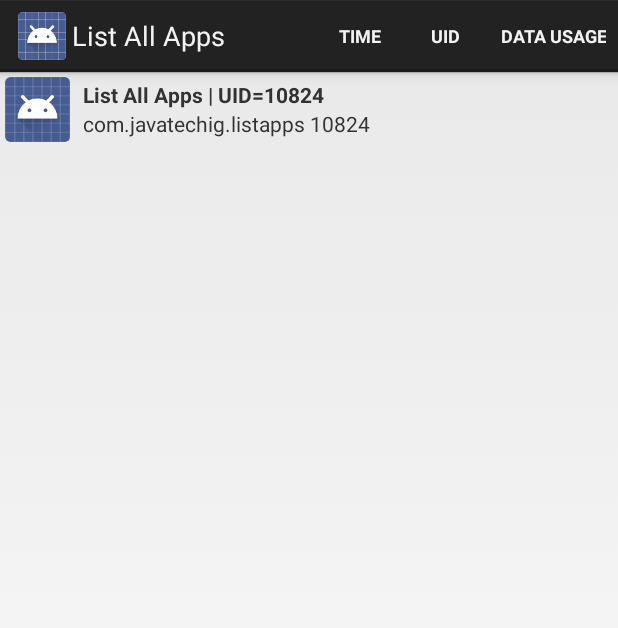
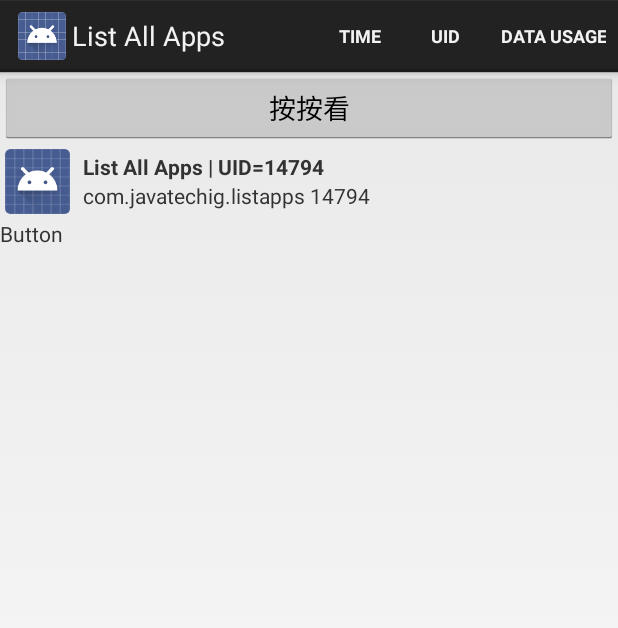
Before and after one commit to YiChiaTsai/cht-sdp-client, an Android app: the screen it shows after launch (AllAppsActivity), on a phone screen of 412 x 824 dp. Shown: the top 628 px of the screen. Run offline under Robolectric (Android 15) with nearby library versions, the phone set to English and light mode, and no system bars; libraries missing offline, so code that uses them is left out: com.loopj.android, cz.msebera.android; 1 statement that could not run was skipped.

```diff
--- a/app/build.gradle
+++ b/app/build.gradle
@@ -23,4 +23,5 @@ dependencies {
     compile fileTree(dir: 'libs', include: ['*.jar'])
     testCompile 'junit:junit:4.12'
     compile 'com.android.support:appcompat-v7:24.2.1'
+    compile 'com.loopj.android:android-async-http:1.4.9'
 }
--- a/app/src/main/java/com/javatechig/listapps/AllAppsActivity.java
+++ b/app/src/main/java/com/javatechig/listapps/AllAppsActivity.java
@@ -5,6 +5,7 @@ import java.util.List;
 import java.util.Calendar;
 import java.text.SimpleDateFormat;
 import android.app.AlertDialog;
+import android.app.Application;
 import android.app.ListActivity;
 import android.app.ProgressDialog;
 import android.content.ActivityNotFoundException;
@@ -19,6 +20,7 @@ import android.view.Menu;
 import android.view.MenuInflater;
 import android.view.MenuItem;
 import android.view.View;
+import android.widget.Button;
 import android.widget.ListView;
 import android.widget.Toast;
 import android.support.v7.app.AppCompatActivity;
@@ -29,6 +31,13 @@ import android.net.TrafficStats;
 import android.os.Bundle;
 import android.os.Handler;
 import android.widget.TextView;
+import android.util.Log;
+
+import com.loopj.android.http.*;
+import android.app.Application;
+import android.app.Application.ActivityLifecycleCallbacks;
+
+import cz.msebera.android.httpclient.Header;
 
 public class AllAppsActivity extends ListActivity {
 	private PackageManager packageManager = null;
@@ -41,6 +50,10 @@ public class AllAppsActivity extends ListActivity {
     private long mStartCertainAppRX = 0;
     private long mStartCertainAppTX = 0;
     private String dataUsage = null;
+
+    private Intent intent;
+    private Button testButton;
+
 
 	@Override
 	public void onCreate(Bundle savedInstanceState) {
@@ -63,6 +76,14 @@ public class AllAppsActivity extends ListActivity {
         } else {
             mHandler.postDelayed(mRunnable, 1000);
         }
+
+
+        testButton = (Button) findViewById(R.id.testme);
+        testButton.setOnClickListener(startClickListener);
+
+        intent = new Intent(AllAppsActivity.this,DialogService.class);
+
+
 	}
 
 	public boolean onCreateOptionsMenu(Menu menu) {
@@ -98,7 +119,7 @@ public class AllAppsActivity extends ListActivity {
 		return result;
 	}
 
-	private String getCurrentTime() {
+	public static String getCurrentTime() {
 		Calendar c = Calendar.getInstance();
 		System.out.println("Current time => "+c.getTime());
 
@@ -235,4 +256,14 @@ public class AllAppsActivity extends ListActivity {
         }
     };
 
+    private Button.OnClickListener startClickListener = new Button.OnClickListener() {
+        public void onClick(View arg0) {
+            startService(intent);
+        }
+    };
+
+	public void onDestroy(){
+        stopService(intent);
+	}
+
 }
--- a/app/src/main/res/layout/activity_main.xml
+++ b/app/src/main/res/layout/activity_main.xml
@@ -2,10 +2,22 @@
     android:layout_width="fill_parent"
     android:layout_height="fill_parent"
     android:orientation="vertical" >
+
+    <Button
+        android:text="按按看"
+        android:layout_width="match_parent"
+        android:layout_height="wrap_content"
+        android:id="@+id/testme" />
 
     <ListView
         android:id="@android:id/list"
         android:layout_width="fill_parent"
         android:layout_height="wrap_content" />
 
+    <TextView
+        android:text="Button"
+        android:layout_width="match_parent"
+        android:layout_height="wrap_content"
+        android:id="@+id/textView" />
+
 </LinearLayout>
```
Also changed, not shown: app/src/main/AndroidManifest.xml (+8 -0 lines), app/src/main/java/com/javatechig/listapps/Detector.java (added, +54 -0 lines), app/src/main/java/com/javatechig/listapps/sudoactivity.java (added, +34 -0 lines).
